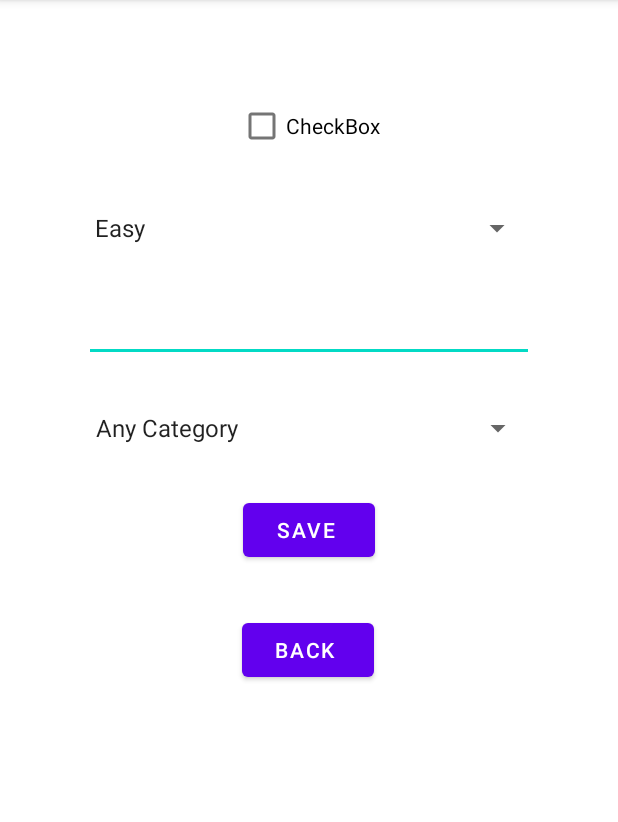
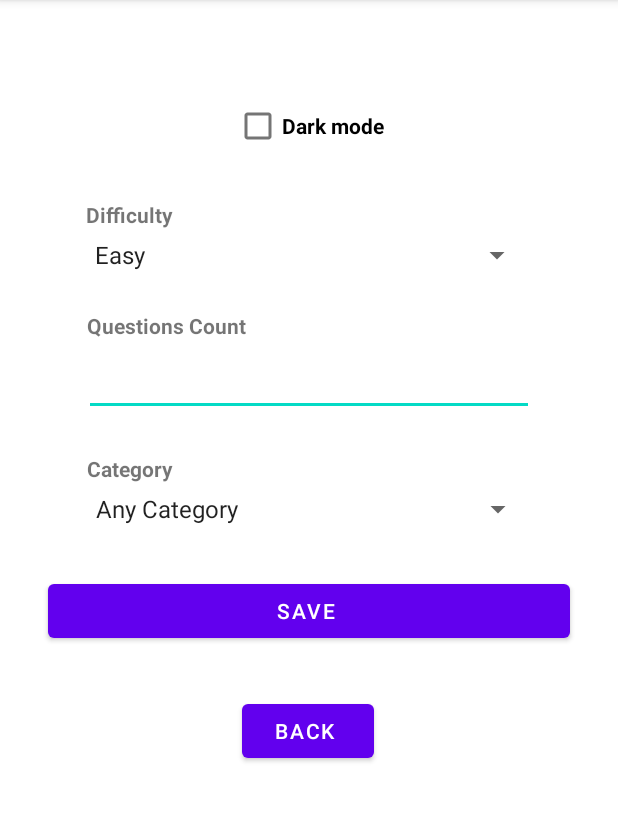
Before and after one commit to hessamasna/MobilePrograming-KingOfQuiz, an Android app: the GameSetting screen opened directly, with no data from a screen before it, on a phone screen of 412 x 824 dp, the part 84-906 px from its top. Run offline under Robolectric (Android 15) with nearby library versions, the phone set to English and light mode, and no system bars; 3 statements that could not run were skipped.

Commit message:
[IMP] improve UI

```diff
--- a/app/src/main/res/drawable/third_guy.xml
+++ b/app/src/main/res/drawable/third_guy.xml
@@ -3,6 +3,11 @@
     android:shape="rectangle"
     xmlns:android="http://schemas.android.com/apk/res/android">
     <!--Adjust the values as per your requirement-->
+    <corners
+        android:bottomLeftRadius="10dp"
+        android:bottomRightRadius="10dp"
+        android:topLeftRadius="10dp"
+        android:topRightRadius="10dp"/>
     <solid
         android:color="#CD7F32"/>
 
--- a/app/src/main/res/layout/activity_game_setting.xml
+++ b/app/src/main/res/layout/activity_game_setting.xml
@@ -10,7 +10,7 @@
         android:id="@+id/questionsCount"
         android:layout_width="300dp"
         android:layout_height="wrap_content"
-        android:layout_marginTop="32dp"
+        android:layout_marginTop="50dp"
         android:ems="10"
         android:inputType="number"
         app:layout_constraintEnd_toEndOf="parent"
@@ -21,7 +21,7 @@
         android:id="@+id/spinner_difficulty"
         android:layout_width="300dp"
         android:layout_height="24dp"
-        android:layout_marginTop="32dp"
+        android:layout_marginTop="50dp"
         app:layout_constraintEnd_toEndOf="parent"
         app:layout_constraintHorizontal_bias="0.495"
         app:layout_constraintStart_toStartOf="parent"
@@ -31,7 +31,7 @@
         android:id="@+id/spinner_category"
         android:layout_width="300dp"
         android:layout_height="wrap_content"
-        android:layout_marginTop="32dp"
+        android:layout_marginTop="50dp"
         app:layout_constraintEnd_toEndOf="parent"
         app:layout_constraintStart_toStartOf="parent"
         app:layout_constraintTop_toBottomOf="@+id/questionsCount" />
@@ -42,7 +42,8 @@
         android:layout_height="wrap_content"
         android:layout_marginTop="60dp"
         android:onClick="changeTheme"
-        android:text="CheckBox"
+        android:text="Dark mode"
+        android:textStyle="bold"
         app:layout_constraintEnd_toEndOf="parent"
         app:layout_constraintStart_toStartOf="parent"
         app:layout_constraintTop_toTopOf="parent" />
@@ -60,12 +61,47 @@
 
     <Button
         android:id="@+id/saveGameSetting_btn2"
-        android:layout_width="wrap_content"
+        android:layout_width="fill_parent"
         android:layout_height="wrap_content"
+        android:layout_marginStart="32dp"
         android:layout_marginTop="32dp"
+        android:layout_marginEnd="32dp"
         android:onClick="saveGameSetting"
         android:text="Save "
         app:layout_constraintEnd_toEndOf="parent"
         app:layout_constraintStart_toStartOf="parent"
         app:layout_constraintTop_toBottomOf="@+id/spinner_category" />
+
+    <TextView
+        android:id="@+id/textView4"
+        android:layout_width="wrap_content"
+        android:layout_height="wrap_content"
+        android:layout_marginStart="57dp"
+        android:layout_marginBottom="5dp"
+        android:text="Difficulty"
+        android:textStyle="bold"
+        app:layout_constraintBottom_toTopOf="@+id/spinner_difficulty"
+        app:layout_constraintStart_toStartOf="parent" />
+
+    <TextView
+        android:id="@+id/textView11"
+        android:layout_width="wrap_content"
+        android:layout_height="wrap_content"
+        android:layout_marginStart="58dp"
+        android:layout_marginBottom="5dp"
+        android:text="Questions Count"
+        android:textStyle="bold"
+        app:layout_constraintBottom_toTopOf="@+id/questionsCount"
+        app:layout_constraintStart_toStartOf="parent" />
+
+    <TextView
+        android:id="@+id/textView12"
+        android:layout_width="wrap_content"
+        android:layout_height="wrap_content"
+        android:layout_marginStart="58dp"
+        android:layout_marginBottom="5dp"
+        android:text="Category"
+        android:textStyle="bold"
+        app:layout_constraintBottom_toTopOf="@+id/spinner_category"
+        app:layout_constraintStart_toStartOf="parent" />
 </androidx.constraintlayout.widget.ConstraintLayout>
--- a/app/src/main/res/layout/scoreboard_item.xml
+++ b/app/src/main/res/layout/scoreboard_item.xml
@@ -3,7 +3,9 @@
     xmlns:app="http://schemas.android.com/apk/res-auto"
     xmlns:tools="http://schemas.android.com/tools"
     android:layout_width="match_parent"
-    android:layout_height="wrap_content">
+    android:layout_height="wrap_content"
+    android:layout_margin="10dp"
+    android:layout_marginBottom="8dp">
 
     <TextView
         android:id="@+id/scoreboardUsername"
```
Also changed, not shown: app/src/main/res/drawable/first_man.xml (+6 -1 lines), app/src/main/res/drawable/second_one.xml (+6 -1 lines), app/src/main/res/layout/activity_game_starter.xml (+13 -2 lines), app/src/main/res/layout/activity_profile.xml (+11 -5 lines), app/src/main/res/layout/activity_score_board.xml (+38 -4 lines).
